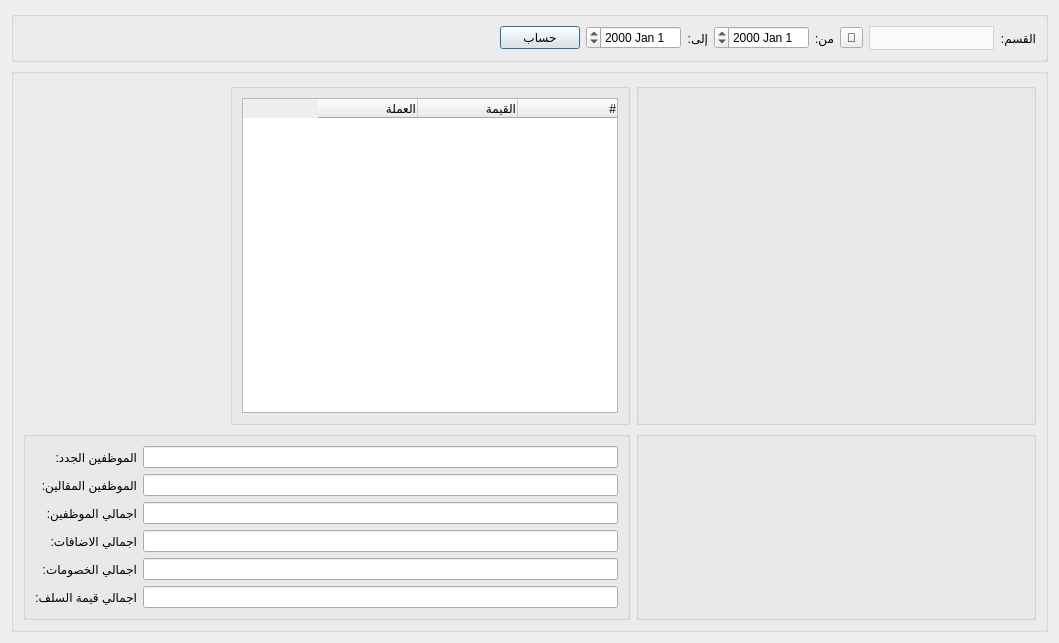
Above: Ui_Department_Report.ui from rabee361/E-commerce2 before the change. Below: the same form after it.
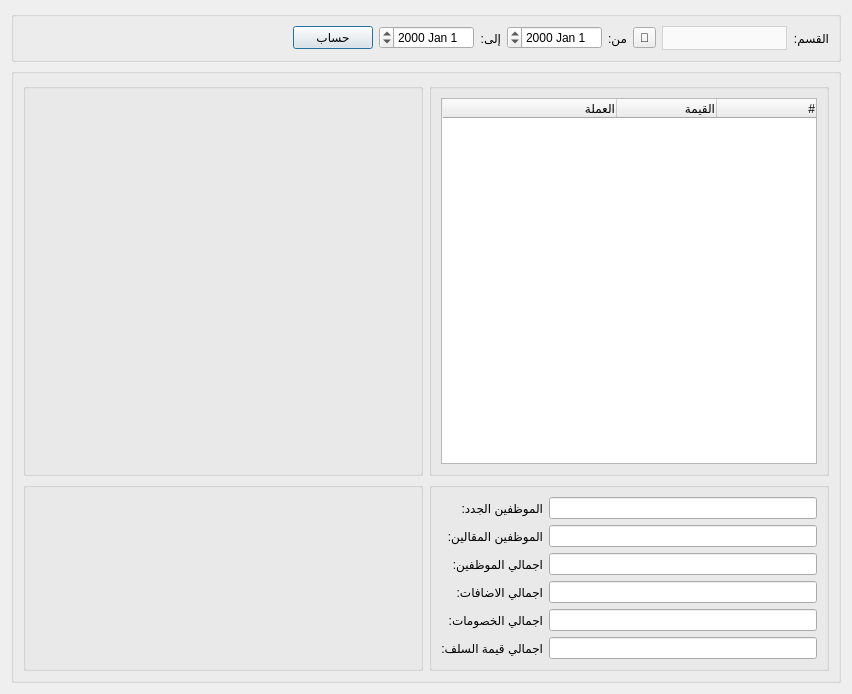
That is the form after the change. Icons and pictures are not drawn.

What changed in the file:
```diff
--- a/Ui_Department_Report.ui
+++ b/Ui_Department_Report.ui
@@ -9,8 +9,8 @@
    <rect>
     <x>0</x>
     <y>0</y>
-    <width>1059</width>
-    <height>643</height>
+    <width>852</width>
+    <height>694</height>
    </rect>
   </property>
   <property name="minimumSize">
@@ -154,6 +154,61 @@
      </property>
      <layout class="QGridLayout" name="gridLayout_3">
       <item row="0" column="0">
+       <widget class="QGroupBox" name="department_info">
+        <property name="minimumSize">
+         <size>
+          <width>400</width>
+          <height>0</height>
+         </size>
+        </property>
+        <property name="maximumSize">
+         <size>
+          <width>16777215</width>
+          <height>16777215</height>
+         </size>
+        </property>
+        <property name="layoutDirection">
+         <enum>Qt::RightToLeft</enum>
+        </property>
+        <property name="title">
+         <string/>
+        </property>
+        <layout class="QGridLayout" name="gridLayout_4">
+         <item row="0" column="0">
+          <widget class="QTableWidget" name="tableWidget">
+           <attribute name="horizontalHeaderStretchLastSection">
+            <bool>true</bool>
+           </attribute>
+           <column>
+            <property name="text">
+             <string>#</string>
+            </property>
+            <property name="textAlignment">
+             <set>AlignTrailing|AlignVCenter</set>
+            </property>
+           </column>
+           <column>
+            <property name="text">
+             <string>القيمة</string>
+            </property>
+            <property name="textAlignment">
+             <set>AlignTrailing|AlignVCenter</set>
+            </property>
+           </column>
+           <column>
+            <property name="text">
+             <string>العملة</string>
+            </property>
+            <property name="textAlignment">
+             <set>AlignTrailing|AlignVCenter</set>
+            </property>
+           </column>
+          </widget>
+         </item>
+        </layout>
+       </widget>
+      </item>
+      <item row="0" column="1">
        <widget class="QGroupBox" name="avg_salary_chart">
         <property name="minimumSize">
          <size>
@@ -163,7 +218,7 @@
         </property>
         <property name="maximumSize">
          <size>
-          <width>400</width>
+          <width>16777215</width>
           <height>16777215</height>
          </size>
         </property>
@@ -173,14 +228,13 @@
        </widget>
       </item>
       <item row="1" column="0">
-       <widget class="QGroupBox" name="salary_change_chart">
-        <property name="title">
-         <string/>
-        </property>
-       </widget>
-      </item>
-      <item row="1" column="1">
        <widget class="QGroupBox" name="employee_num_chart">
+        <property name="maximumSize">
+         <size>
+          <width>16777215</width>
+          <height>16777215</height>
+         </size>
+        </property>
         <property name="title">
          <string/>
         </property>
@@ -248,50 +302,11 @@
         </layout>
        </widget>
       </item>
-      <item row="0" column="1">
-       <widget class="QGroupBox" name="department_info">
-        <property name="maximumSize">
-         <size>
-          <width>400</width>
-          <height>16777215</height>
-         </size>
-        </property>
-        <property name="layoutDirection">
-         <enum>Qt::RightToLeft</enum>
-        </property>
+      <item row="1" column="1">
+       <widget class="QGroupBox" name="salary_change_chart">
         <property name="title">
          <string/>
         </property>
-        <layout class="QGridLayout" name="gridLayout_4">
-         <item row="0" column="0">
-          <widget class="QTableWidget" name="tableWidget">
-           <column>
-            <property name="text">
-             <string>#</string>
-            </property>
-            <property name="textAlignment">
-             <set>AlignTrailing|AlignVCenter</set>
-            </property>
-           </column>
-           <column>
-            <property name="text">
-             <string>القيمة</string>
-            </property>
-            <property name="textAlignment">
-             <set>AlignTrailing|AlignVCenter</set>
-            </property>
-           </column>
-           <column>
-            <property name="text">
-             <string>العملة</string>
-            </property>
-            <property name="textAlignment">
-             <set>AlignTrailing|AlignVCenter</set>
-            </property>
-           </column>
-          </widget>
-         </item>
-        </layout>
        </widget>
       </item>
      </layout>
```
Left out of the diff: 68 changed lines with no effect on the pictures.
